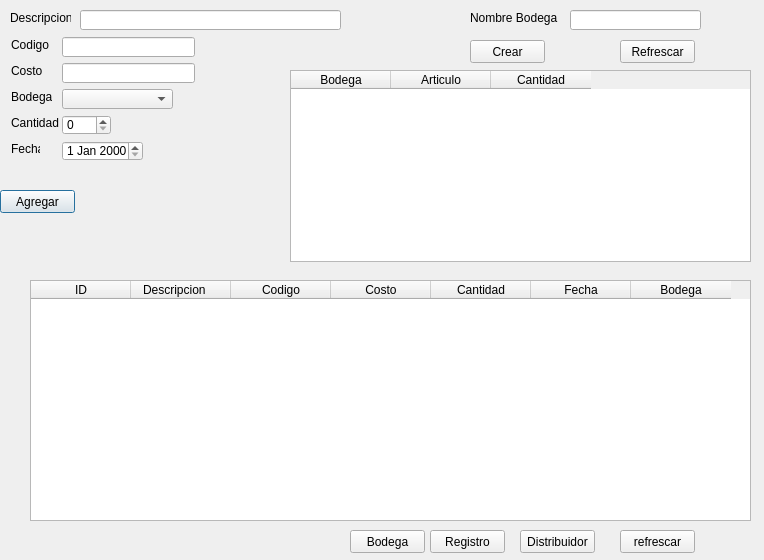
The window that Proyecto P2/UI/registro.ui (piedrachin/proyecto) describes before a commit, drawn with Qt 5.
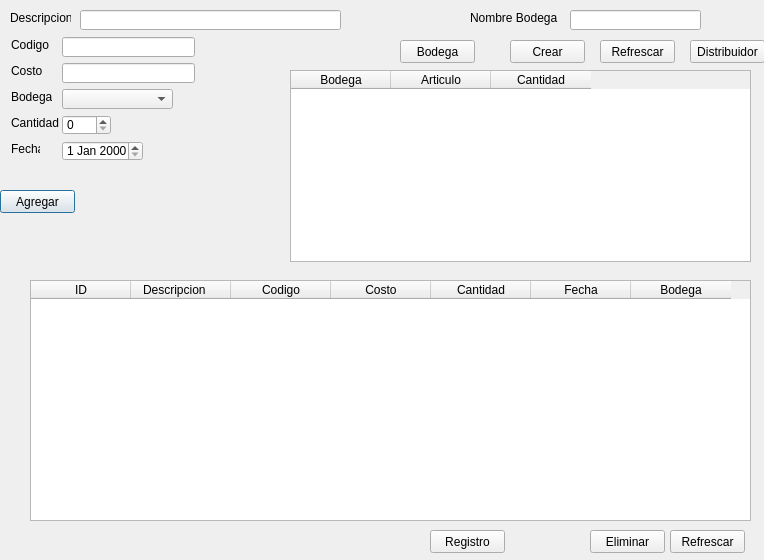
The same window after the commit.

```diff
--- a/Proyecto P2/UI/registro.ui
+++ b/Proyecto P2/UI/registro.ui
@@ -29,21 +29,21 @@
   <widget class="QPushButton" name="btn_refrescar">
    <property name="geometry">
     <rect>
-     <x>620</x>
+     <x>670</x>
      <y>530</y>
      <width>75</width>
      <height>23</height>
     </rect>
    </property>
    <property name="text">
-    <string>refrescar</string>
+    <string>Refrescar</string>
    </property>
   </widget>
   <widget class="QPushButton" name="btn_crear_bodega">
    <property name="geometry">
     <rect>
-     <x>350</x>
-     <y>530</y>
+     <x>400</x>
+     <y>40</y>
      <width>75</width>
      <height>23</height>
     </rect>
@@ -100,8 +100,8 @@
   <widget class="QPushButton" name="btn_distribuidor">
    <property name="geometry">
     <rect>
-     <x>520</x>
-     <y>530</y>
+     <x>690</x>
+     <y>40</y>
      <width>75</width>
      <height>23</height>
     </rect>
@@ -126,7 +126,7 @@
   <widget class="QPushButton" name="btn_imprimir_txt">
    <property name="geometry">
     <rect>
-     <x>470</x>
+     <x>510</x>
      <y>40</y>
      <width>75</width>
      <height>23</height>
@@ -205,7 +205,7 @@
   <widget class="QPushButton" name="btn_refrescar_bodega">
    <property name="geometry">
     <rect>
-     <x>620</x>
+     <x>600</x>
      <y>40</y>
      <width>75</width>
      <height>23</height>
@@ -356,6 +356,19 @@
     <string>Costo</string>
    </property>
   </widget>
+  <widget class="QPushButton" name="btn_eliminar_tabla">
+   <property name="geometry">
+    <rect>
+     <x>590</x>
+     <y>530</y>
+     <width>75</width>
+     <height>23</height>
+    </rect>
+   </property>
+   <property name="text">
+    <string>Eliminar</string>
+   </property>
+  </widget>
  </widget>
  <resources/>
  <connections/>
```
Left out of the diff: 3 changed lines with no effect on the pictures.
